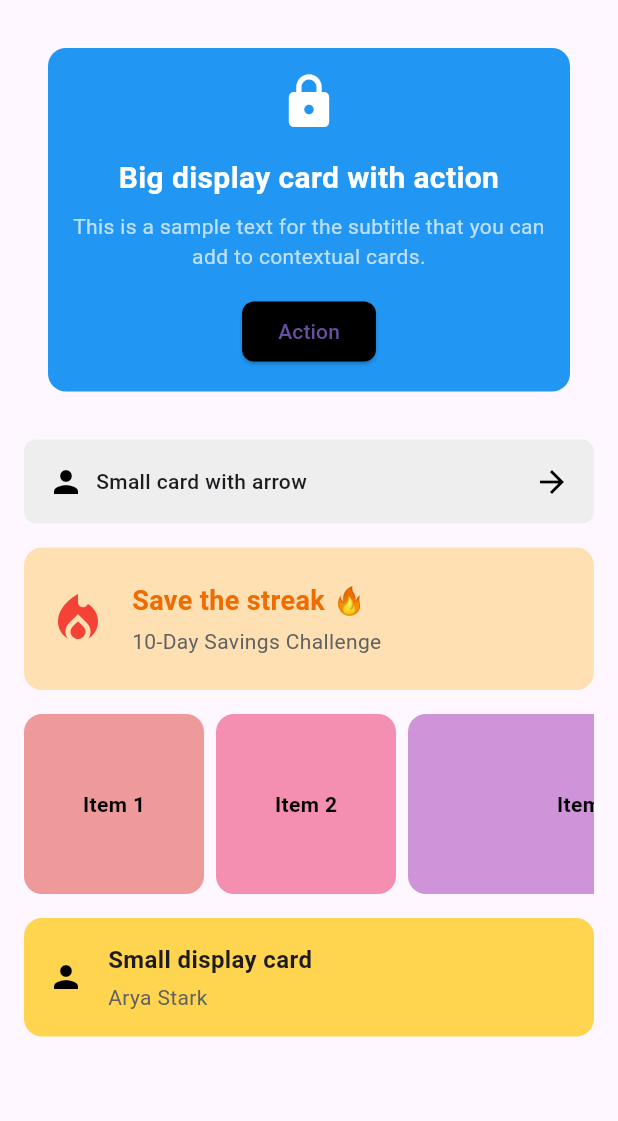
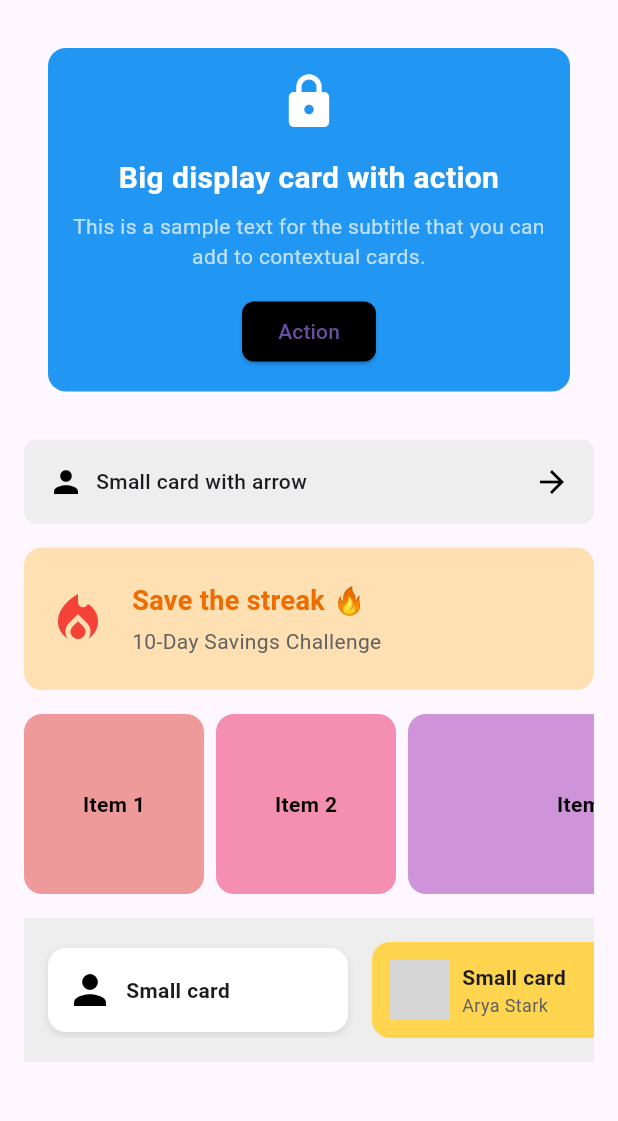
Before and after one commit to anmol983/fampay, a Flutter app: the screen it shows after launch, on a phone screen of 412 x 824 dp, the part 84-1205 px from its top. Run offline on Flutter 3.47's test engine with Material 3 defaults, Android fonts, the light colour scheme and no system bars; grey boxes are pictures that could not be loaded.

Commit message:
change in small card with display

```diff
--- a/lib/homepage.dart
+++ b/lib/homepage.dart
@@ -44,7 +44,9 @@ class HomePage extends StatelessWidget {
                 aspectRatios: [1, 1, 2],
               ),
               SizedBox(height: 16),
-              SmallDisplayCard(),
+              SmallDisplayCard(
+                isScrollable: true,
+              ),
             ],
           ),
         ),
--- a/lib/smallcardwithdisplay.dart
+++ b/lib/smallcardwithdisplay.dart
@@ -1,37 +1,120 @@
 import 'package:flutter/material.dart';
 
 class SmallDisplayCard extends StatelessWidget {
+  final bool isScrollable;
+
+  const SmallDisplayCard({Key? key, required this.isScrollable})
+      : super(key: key);
+
   @override
   Widget build(BuildContext context) {
     return Container(
-      padding: EdgeInsets.all(16),
+      color: Colors.grey.shade200, // Background color to match the design
+      padding:
+          const EdgeInsets.symmetric(vertical: 16), // Top and bottom padding
+      child: isScrollable
+          ? SingleChildScrollView(
+              scrollDirection: Axis.horizontal,
+              child: Row(
+                children: [
+                  SizedBox(width: 16), // Add padding on the left
+                  _buildCard(isScrollable: true),
+                  SizedBox(width: 16),
+                  _buildCardWithArrow(isScrollable: true),
+                  SizedBox(width: 16), // Add padding on the right
+                ],
+              ),
+            )
+          : Row(
+              mainAxisAlignment: MainAxisAlignment.spaceEvenly,
+              children: [
+                _buildCard(isScrollable: false),
+                _buildCardWithArrow(isScrollable: false),
+              ],
+            ),
+    );
+  }
+
+  Widget _buildCard({required bool isScrollable}) {
+    return Container(
+      width: isScrollable
+          ? null
+          : 160, // Stretch in scrollable mode, fixed otherwise
+      constraints: BoxConstraints(
+        minWidth: 160, // Ensure a minimum width
+        maxWidth: isScrollable
+            ? 200
+            : 160, // Stretchable max width in scrollable mode
+      ),
+      padding: const EdgeInsets.all(12),
+      decoration: BoxDecoration(
+        color: Colors.white,
+        borderRadius: BorderRadius.circular(12),
+        boxShadow: [
+          BoxShadow(
+            color: Colors.black.withOpacity(0.1),
+            blurRadius: 4,
+            offset: Offset(0, 2),
+          ),
+        ],
+      ),
+      child: Row(
+        children: [
+          Icon(Icons.person, size: 32, color: Colors.black),
+          SizedBox(width: 8),
+          Expanded(
+            child: Text(
+              'Small card',
+              style: TextStyle(fontWeight: FontWeight.bold, fontSize: 14),
+              overflow: TextOverflow.ellipsis, // Handle long text gracefully
+            ),
+          ),
+        ],
+      ),
+    );
+  }
+
+  Widget _buildCardWithArrow({required bool isScrollable}) {
+    return Container(
+      width: isScrollable
+          ? null
+          : 160, // Stretch in scrollable mode, fixed otherwise
+      constraints: BoxConstraints(
+        minWidth: 160, // Ensure a minimum width
+        maxWidth: isScrollable
+            ? 200
+            : 160, // Stretchable max width in scrollable mode
+      ),
+      padding: const EdgeInsets.all(12),
       decoration: BoxDecoration(
         color: Colors.amber.shade300,
         borderRadius: BorderRadius.circular(12),
       ),
       child: Row(
         children: [
-          Icon(Icons.person, color: Colors.black),
-          SizedBox(width: 16),
+          CircleAvatar(
+            backgroundImage: AssetImage('assets/images/arya_stark.jpg'),
+            radius: 20,
+          ),
+          SizedBox(width: 8),
           Expanded(
             child: Column(
               crossAxisAlignment: CrossAxisAlignment.start,
+              mainAxisSize: MainAxisSize.min,
               children: [
                 Text(
-                  'Small display card',
-                  style: TextStyle(
-                    fontWeight: FontWeight.bold,
-                    fontSize: 16,
-                  ),
+                  'Small card',
+                  style: TextStyle(fontWeight: FontWeight.bold, fontSize: 14),
                 ),
-                SizedBox(height: 4),
                 Text(
                   'Arya Stark',
-                  style: TextStyle(color: Colors.grey.shade700),
+                  style: TextStyle(fontSize: 12, color: Colors.grey.shade700),
                 ),
               ],
             ),
           ),
+          SizedBox(width: 8),
+          Icon(Icons.arrow_forward, size: 16, color: Colors.black),
         ],
       ),
     );
```
Also changed, not shown: 1 other file.
